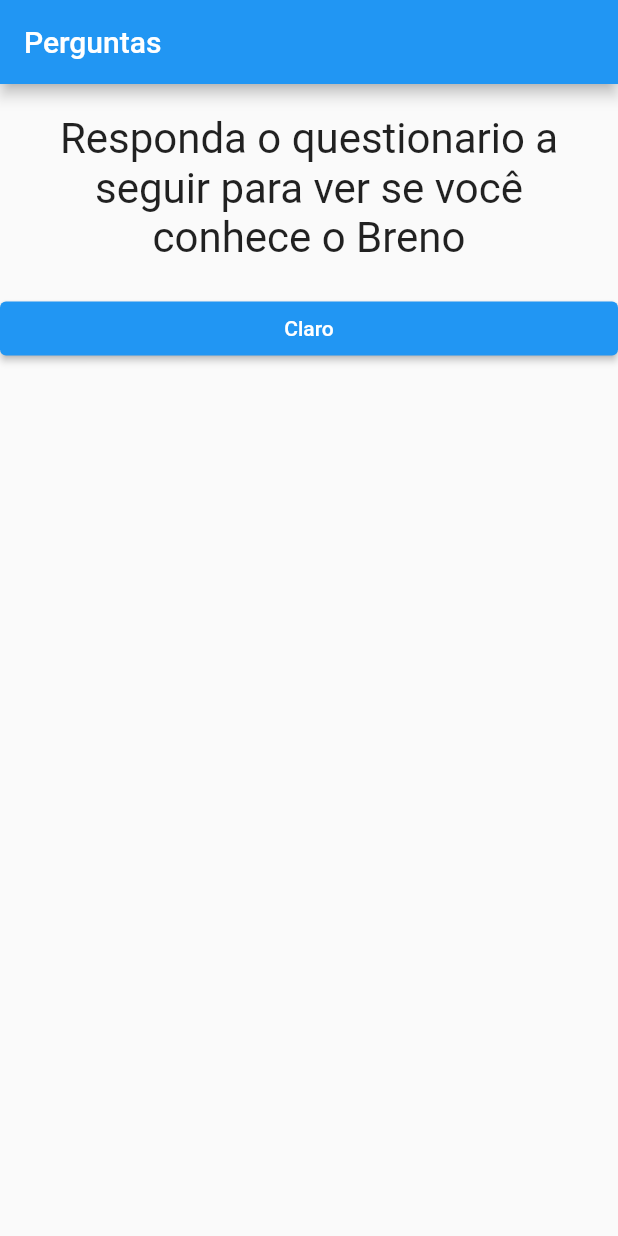
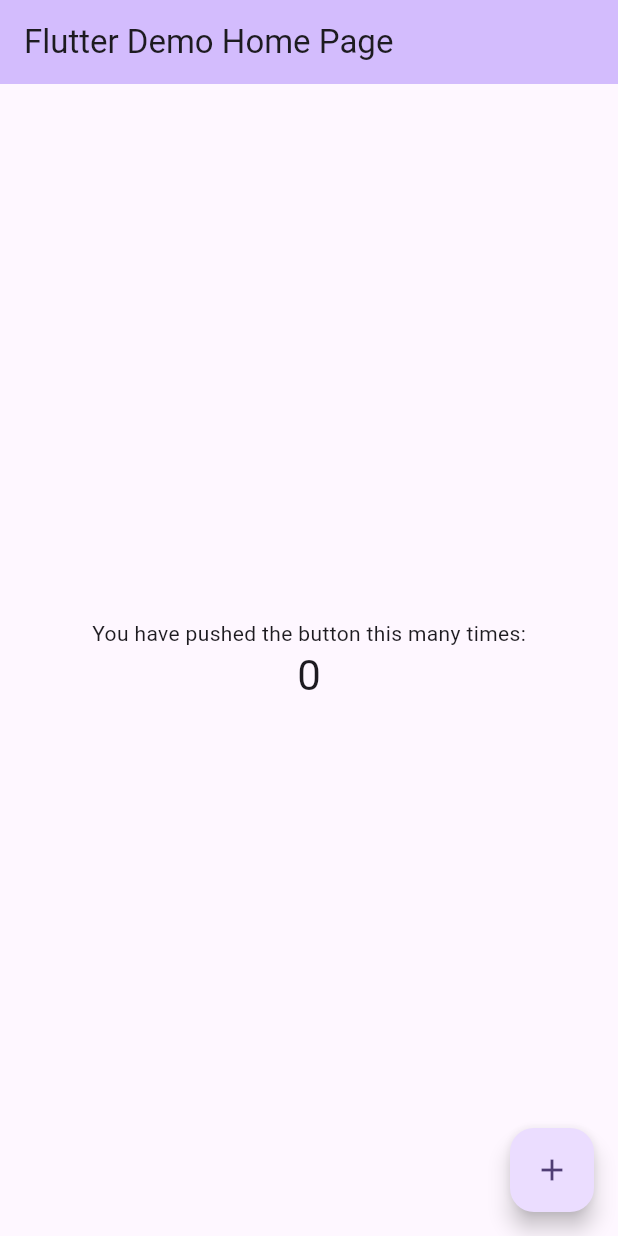
Before and after one commit to BrenoLemesD/projeto_perguntas, a Flutter app: the screen it shows after launch, on a phone screen of 412 x 824 dp. Run offline on Flutter 3.47's test engine with Material 2 defaults, Android fonts, the phone set to English and light mode, and no system bars.

Commit message:
Update main.dart

```diff
--- a/lib/main.dart
+++ b/lib/main.dart
@@ -1,93 +1,69 @@
 import 'package:flutter/material.dart';
-import './questionario.dart';
-import './resultado.dart';
 
-void main() => runApp(const PerguntaApp());
+void main() {
+  runApp(const MyApp());
+}
 
-class _PerguntaAppState extends State<PerguntaApp> {
-  var _perguntaSelecionada = 0;
-  var _pontuacaoTotal = 0;
-  final _perguntas = const [
-    {
-      'texto':
-          'Responda o questionario a seguir para ver se você conhece o Breno',
-      'respostas': [
-        {'texto': 'Claro', 'pontuacao': 10},
-      ],
-    },
-    {
-      'texto': 'Qual é a cor favorita do Breno?',
-      'respostas': [
-        {'texto': 'Preto', 'pontuacao': 0},
-        {'texto': 'Vermelho', 'pontuacao': 5},
-        {'texto': 'Verde', 'pontuacao': 0},
-        {'texto': 'Branco', 'pontuacao': 0},
-      ],
-    },
-    {
-      'texto': 'Qual é o animal de estimação favorito dele?',
-      'respostas': [
-        {'texto': 'Coelho', 'pontuacao': 0},
-        {'texto': 'Gato', 'pontuacao': 5},
-        {'texto': 'Cobra', 'pontuacao': 0},
-        {'texto': 'Leão', 'pontuacao': 0},
-      ],
-    },
-    {
-      'texto': 'E o esporte você sabe?',
-      'respostas': [
-        {'texto': 'Basquete', 'pontuacao': 5},
-        {'texto': 'Futebol', 'pontuacao': 0},
-        {'texto': 'Vôlei', 'pontuacao': 0},
-        {'texto': 'Natação', 'pontuacao': 0},
-      ],
-    }
-  ];
+class MyApp extends StatelessWidget {
+  const MyApp({super.key});
 
-  void _responder(int pontuacao) {
-    if (temPerguntaSelecionada) {
-      setState(() {
-        _perguntaSelecionada++;
-        _pontuacaoTotal += pontuacao;
-      });
-    }
+  @override
+  Widget build(BuildContext context) {
+    return MaterialApp(
+      title: 'Flutter Demo',
+      theme: ThemeData(
+        colorScheme: ColorScheme.fromSeed(seedColor: Colors.deepPurple),
+        useMaterial3: true,
+      ),
+      home: const MyHomePage(title: 'Flutter Demo Home Page'),
+    );
   }
+}
 
-  void _reiniciarTudo() {
+class MyHomePage extends StatefulWidget {
+  const MyHomePage({super.key, required this.title});
+
+  final String title;
+
+  @override
+  State<MyHomePage> createState() => _MyHomePageState();
+}
+
+class _MyHomePageState extends State<MyHomePage> {
+  int _counter = 0;
+
+  void _incrementCounter() {
     setState(() {
-      _perguntaSelecionada = 0;
-      _pontuacaoTotal = 0;
+      _counter++;
     });
-  }
-
-  bool get temPerguntaSelecionada {
-    return _perguntaSelecionada < _perguntas.length;
   }
 
   @override
   Widget build(BuildContext context) {
-    return MaterialApp(
-      home: Scaffold(
-        appBar: AppBar(
-          title: const Text('Perguntas'),
+    return Scaffold(
+      appBar: AppBar(
+        backgroundColor: Theme.of(context).colorScheme.inversePrimary,
+        title: Text(widget.title),
+      ),
+      body: Center(
+        child: Column(
+          mainAxisAlignment: MainAxisAlignment.center,
+          children: <Widget>[
+            const Text(
+              'You have pushed the button this many times:',
+            ),
+            Text(
+              '$_counter',
+              style: Theme.of(context).textTheme.headlineMedium,
+            ),
+          ],
         ),
-        body: temPerguntaSelecionada
-            ? Questionario(
-                perguntas: _perguntas,
-                perguntaSelecionada: _perguntaSelecionada,
-                quandoResponder: _responder,
-              )
-            : Resultado(_pontuacaoTotal, _reiniciarTudo),
+      ),
+      floatingActionButton: FloatingActionButton(
+        onPressed: _incrementCounter,
+        tooltip: 'Increment',
+        child: const Icon(Icons.add),
       ),
     );
   }
 }
-
-class PerguntaApp extends StatefulWidget {
-  const PerguntaApp({super.key});
-
-  @override
-  _PerguntaAppState createState() {
-    return _PerguntaAppState();
-  }
-}
```
